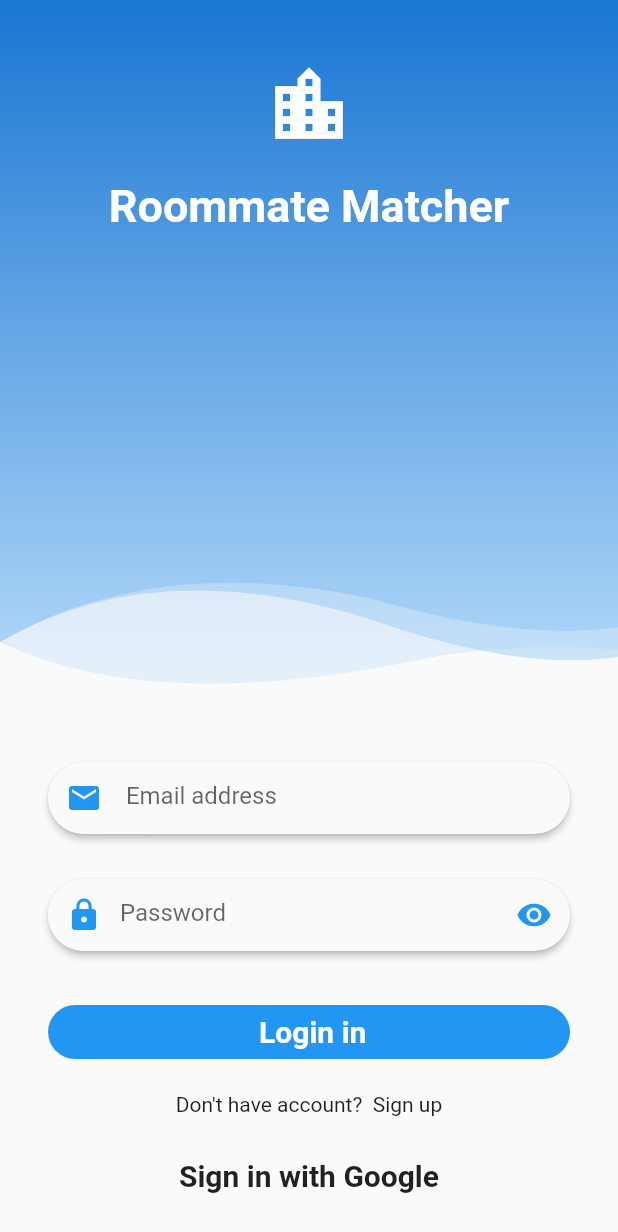
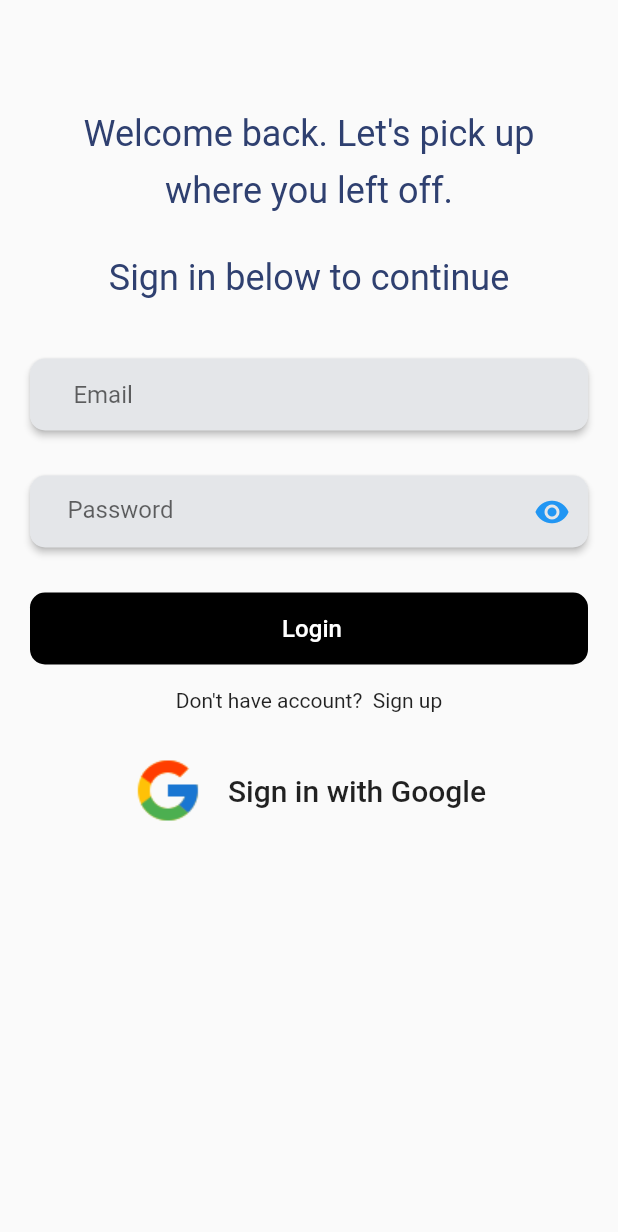
Before and after one commit to PRINCEISAH/Roommate-matcher, a Flutter app: the screen it shows after launch, on a phone screen of 412 x 824 dp. Shown: the top 1232 px of the screen. Run offline on Flutter 3.47's test engine with Material 2 defaults, Android fonts, the phone set to English and light mode, and no system bars; our stand-ins replace cloud_firestore, email_validator, equatable, firebase_auth, flutter_bloc, google_sign_in; accounts and stored records are empty; Roboto replaces fonts that are missing (Poppins-Medium).

Commit message:
ui edited

```diff
--- a/lib/ui/authentication/login_page.dart
+++ b/lib/ui/authentication/login_page.dart
@@ -3,10 +3,9 @@ import 'package:flutter_bloc/flutter_bloc.dart';
 import 'package:roommatematcher/core/blocs/auth_bloc.dart';
 import 'package:roommatematcher/core/blocs/login_bloc.dart';
 
-import 'widgets/wave_clipper.dart';
 import '../../utils/string_extension.dart';
 
-const double _horizontalPadding = 32;
+const double _horizontalPadding = 20;
 
 class LoginPage extends StatefulWidget {
   static const ROUTE_NAME = "/login";
@@ -61,86 +60,49 @@ class _LoginPageState extends State<LoginPage> {
 
   @override
   Widget build(BuildContext context) {
-    return Scaffold(
+    return SafeArea(
+      child: Scaffold(
         key: _scaffoldKey,
-      body: Column(
-        mainAxisAlignment: MainAxisAlignment.end,
+        body: SingleChildScrollView(
+          child: Column(
+            mainAxisAlignment: MainAxisAlignment.start,
             children: <Widget>[
-          Expanded(
-            child: Stack(
-              children: <Widget>[
-                ClipPath(
-                  clipper: WaveClipper2(),
-                  child: Container(
-                    child: Column(),
-                    width: double.infinity,
-                    decoration: BoxDecoration(
-                        gradient: LinearGradient(
-                            begin: Alignment.topCenter,
-                            end: Alignment.bottomCenter,
-                            colors: [
-                          Theme.of(context).primaryColorDark.withOpacity(0.3),
-                          Theme.of(context).primaryColorLight.withOpacity(0.3)
-                        ])),
+              SizedBox(
+                height: 75,
               ),
-                ),
-                ClipPath(
-                  clipper: WaveClipper3(),
-                  child: Container(
-                    child: Column(),
-                    width: double.infinity,
-                    decoration: BoxDecoration(
-                        gradient: LinearGradient(
-                            begin: Alignment.topCenter,
-                            end: Alignment.bottomCenter,
-                            colors: [
-                          Theme.of(context).primaryColorDark.withOpacity(0.6),
-                          Theme.of(context).primaryColorLight.withOpacity(0.6)
-                        ])),
-                  ),
-                ),
-                ClipPath(
-                  clipper: WaveClipper1(),
-                  child: Container(
+              Container(
                 child: Column(
                   children: <Widget>[
-                        SizedBox(
-                          height: 40,
-                        ),
-                        Icon(
-                          Icons.location_city,
-                          color: Colors.white,
-                          size: 60,
+                    Text(
+                      'Welcome back. Let\'s pick up',
+                      style: TextStyle(color: Color(0xff2F4070), fontSize: 24),
                     ),
                     SizedBox(
-                          height: 20,
+                      height: 10,
                     ),
                     Text(
-                          "Roommate Matcher",
-                          style: TextStyle(
-                              color: Colors.white,
-                              fontWeight: FontWeight.w700,
-                              fontSize: 30),
-                        ),
-                      ],
-                    ),
-                    width: double.infinity,
-                    decoration: BoxDecoration(
-                        gradient: LinearGradient(
-                            begin: Alignment.topCenter,
-                            end: Alignment.bottomCenter,
-                            colors: [
-                          Theme.of(context).primaryColorDark,
-                          Theme.of(context).primaryColorLight
-                        ])),
-                  ),
+                      'where you left off.',
+                      style: TextStyle(color: Color(0xff2F4070), fontSize: 24),
                     ),
                   ],
                 ),
               ),
+              SizedBox(height: 30),
+              Container(
+                child: Padding(
+                  padding: EdgeInsets.only(right: 20, left: 20),
+                  child: Text(
+                    'Sign in below to continue',
+                    style: TextStyle(color: Color(0xfff2F4070), fontSize: 24),
+                  ),
+                ),
+              ),
+              SizedBox(
+                height: 30,
+              ),
               if (_isLogin)
                 SizedBox(
-              height: 30,
+                  height: 10,
                 ),
               Form(
                 key: _loginFormKey,
@@ -148,11 +110,12 @@ class _LoginPageState extends State<LoginPage> {
                   children: <Widget>[
                     if (!_isLogin)
                       Padding(
-                    padding:
-                        EdgeInsets.symmetric(horizontal: _horizontalPadding),
+                        padding: EdgeInsets.symmetric(
+                            horizontal: _horizontalPadding),
                         child: Material(
+                          color: Color(0xffE4E6E9),
                           elevation: 2.0,
-                      borderRadius: BorderRadius.all(Radius.circular(30)),
+                          borderRadius: BorderRadius.all(Radius.circular(10)),
                           child: TextFormField(
                             key: UniqueKey(),
                             controller: _username,
@@ -168,15 +131,6 @@ class _LoginPageState extends State<LoginPage> {
                             },
                             decoration: InputDecoration(
                                 hintText: "Username",
-                            prefixIcon: Material(
-                              elevation: 0,
-                              borderRadius:
-                                  BorderRadius.all(Radius.circular(30)),
-                              child: Icon(
-                                Icons.account_circle,
-                                color: Theme.of(context).primaryColor,
-                              ),
-                            ),
                                 border: InputBorder.none,
                                 contentPadding: EdgeInsets.symmetric(
                                     horizontal: 25, vertical: 13)),
@@ -188,10 +142,12 @@ class _LoginPageState extends State<LoginPage> {
                         height: 30,
                       ),
                     Padding(
-                  padding: EdgeInsets.symmetric(horizontal: _horizontalPadding),
+                      padding:
+                          EdgeInsets.symmetric(horizontal: _horizontalPadding),
                       child: Material(
+                        color: Color(0xffE4E6E9),
                         elevation: 2.0,
-                    borderRadius: BorderRadius.all(Radius.circular(30)),
+                        borderRadius: BorderRadius.all(Radius.circular(10)),
                         child: TextFormField(
                           key: UniqueKey(),
                           controller: _email,
@@ -207,15 +163,7 @@ class _LoginPageState extends State<LoginPage> {
                             this._email.text = value;
                           },
                           decoration: InputDecoration(
-                          hintText: " Email address",
-                          prefixIcon: Material(
-                            elevation: 0,
-                            borderRadius: BorderRadius.all(Radius.circular(30)),
-                            child: Icon(
-                              Icons.email,
-                              color: Theme.of(context).primaryColor,
-                            ),
-                          ),
+                              hintText: " Email",
                               border: InputBorder.none,
                               contentPadding: EdgeInsets.symmetric(
                                   horizontal: 25, vertical: 13)),
@@ -226,16 +174,17 @@ class _LoginPageState extends State<LoginPage> {
                       height: 30,
                     ),
                     Padding(
-                  padding: EdgeInsets.symmetric(horizontal: 32),
+                      padding: EdgeInsets.symmetric(horizontal: 20),
                       child: Material(
+                        color: Color(0xffE4E6E9),
                         elevation: 2.0,
-                    borderRadius: BorderRadius.all(Radius.circular(30)),
+                        borderRadius: BorderRadius.all(Radius.circular(10)),
                         child: TextFormField(
                           key: UniqueKey(),
                           controller: _password,
                           focusNode: _passwordFocusNode,
-                      onEditingComplete: () =>
-                          FocusScope.of(context).requestFocus(_loginFocusNode),
+                          onEditingComplete: () => FocusScope.of(context)
+                              .requestFocus(_loginFocusNode),
                           validator: (value) {
                             return value.isEmpty
                                 ? "Please enter a valid password"
@@ -244,7 +193,6 @@ class _LoginPageState extends State<LoginPage> {
                           onSaved: (value) {
                             this._password.text = value;
                           },
-                      //输入密码，需要用*****显示
                           obscureText: !_isShowPassWord,
                           decoration: InputDecoration(
                               hintText: "Password",
@@ -256,14 +204,6 @@ class _LoginPageState extends State<LoginPage> {
                                     color: Theme.of(context).primaryColor,
                                   ),
                                   onPressed: () => _showPassWord()),
-                          prefixIcon: Material(
-                            elevation: 0,
-                            borderRadius: BorderRadius.all(Radius.circular(30)),
-                            child: Icon(
-                              Icons.lock,
-                              color: Theme.of(context).primaryColor,
-                            ),
-                          ),
                               border: InputBorder.none,
                               contentPadding: EdgeInsets.symmetric(
                                   horizontal: 25, vertical: 13)),
@@ -302,7 +242,8 @@ class _LoginPageState extends State<LoginPage> {
                       print(
                           "State is success in login bloc trying to yield LoggedIn in  Auth bloc");
 
-                  BlocProvider.of<AuthenticationBloc>(context).add(LoggedIn());
+                      BlocProvider.of<AuthenticationBloc>(context)
+                          .add(LoggedIn());
                     }
                   },
                 ),
@@ -330,13 +271,16 @@ class _LoginPageState extends State<LoginPage> {
               ),
               GoogleSignInButton(
                 onPressed: () {
-              BlocProvider.of<LoginBloc>(context).add(LoginWithGooglePressed());
+                  BlocProvider.of<LoginBloc>(context)
+                      .add(LoginWithGooglePressed());
                 },
               ),
               SizedBox(
                 height: 16,
               ),
             ],
+          ),
+        ),
       ),
     );
   }
@@ -353,20 +297,20 @@ class _LoginPageState extends State<LoginPage> {
 
   Widget _buildLoginButton() {
     return Container(
+      height: 48,
       width: double.infinity,
       child: Padding(
         padding: EdgeInsets.symmetric(horizontal: _horizontalPadding),
         child: FlatButton(
-          color: Theme.of(context).primaryColor,
+          color: Colors.black,
           shape: new RoundedRectangleBorder(
-              borderRadius: BorderRadius.circular(30.0)),
+              borderRadius: BorderRadius.circular(10.0)),
           focusNode: _loginFocusNode,
           child: Text(
-            _isLogin ? " Login in" : " Sign up",
+            _isLogin ? " Login" : " Sign up",
             style: TextStyle(
               color: Colors.white,
-              fontWeight: FontWeight.w700,
-              fontSize: 20,
+              fontSize: 16,
             ),
           ),
           onPressed: () async {
@@ -397,12 +341,20 @@ class GoogleSignInButton extends StatelessWidget {
               borderRadius: BorderRadius.circular(30.0)),
           child: Padding(
             padding: const EdgeInsets.only(top: 12.0, bottom: 12.0),
-            child: Text(
+            child: Row(
+              mainAxisAlignment: MainAxisAlignment.center,
+              children: <Widget>[
+                Image.asset("Icons/Google.png"),
+                SizedBox(
+                  width: 16,
+                ),
+                Text(
                   "Sign in with Google",
                   style: TextStyle(
-                fontWeight: FontWeight.w700,
                     fontSize: 20,
                   ),
+                ),
+              ],
             ),
           ),
           onPressed: onPressed,
```
Also changed, not shown: pubspec.yaml (+6 -5 lines), Icons/Google.png (added), pubspec.lock. Lines whose indentation alone changed are shown as unchanged.
